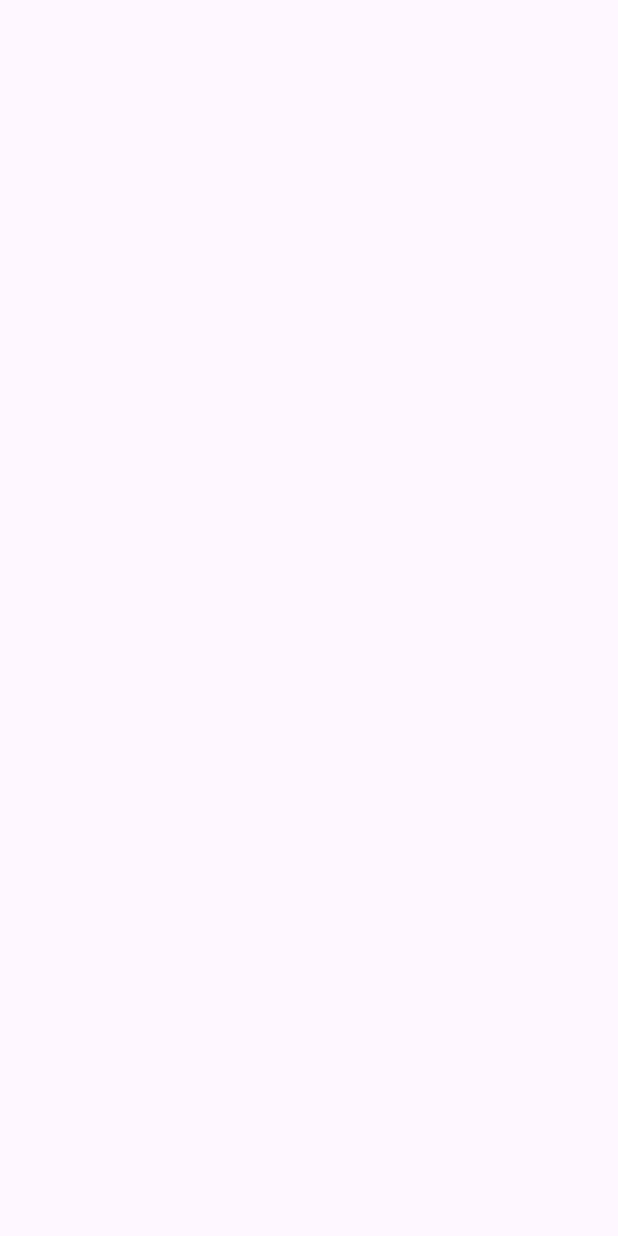
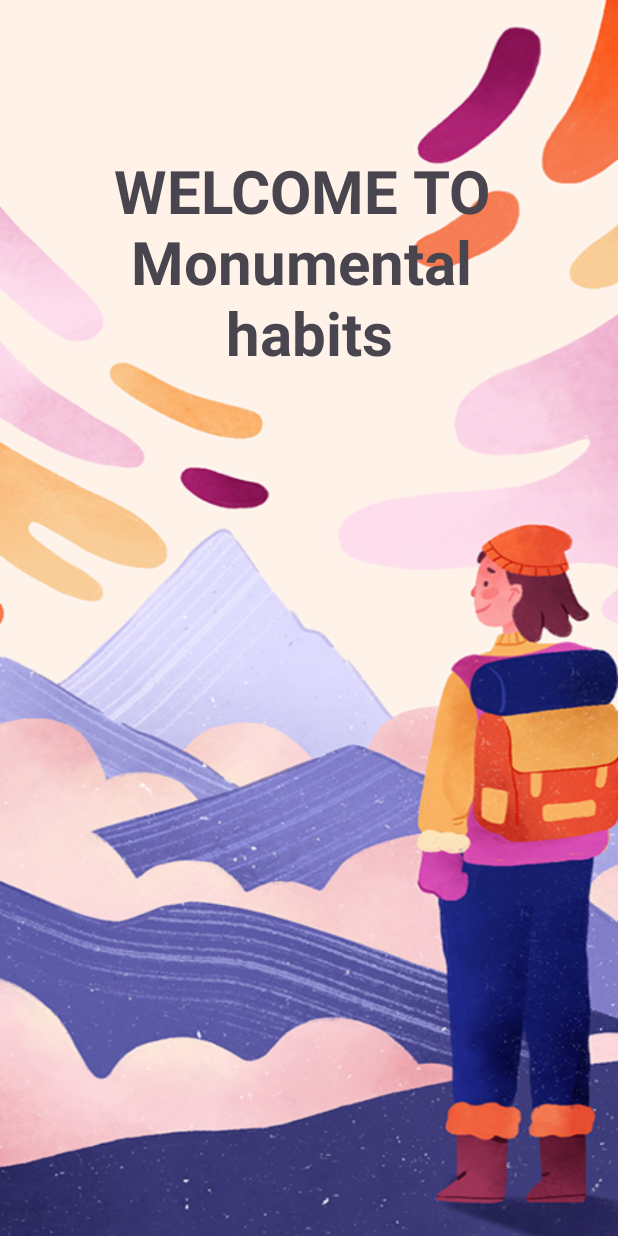
Before and after one commit to sashiqurzamman/Pixel-True---Habit-Builder, an Android app: the screen it shows after launch (MainActivity), on a phone screen of 412 x 824 dp. Before the commit the screen is empty. Run offline under Robolectric (Android 15) with nearby library versions, the phone set to English and light mode, and no system bars.

Commit message:
first page done

```diff
--- a/app/src/main/res/layout/activity_main.xml
+++ b/app/src/main/res/layout/activity_main.xml
@@ -5,4 +5,20 @@
     android:id="@+id/main"
     android:layout_width="match_parent"
     android:layout_height="match_parent"
-    tools:context=".MainActivity"/>
+    tools:context=".MainActivity"
+
+    android:background="@drawable/main_bg">
+
+    <TextView
+        android:id="@+id/textView2"
+        android:layout_width="wrap_content"
+        android:layout_height="wrap_content"
+        android:layout_marginTop="100dp"
+        android:text="WELCOME TO \nMonumental \nhabits"
+        android:textAlignment="center"
+        android:textSize="40dp"
+        android:textStyle="bold"
+        app:layout_constraintEnd_toEndOf="parent"
+        app:layout_constraintStart_toStartOf="parent"
+        app:layout_constraintTop_toTopOf="parent" />
+</androidx.constraintlayout.widget.ConstraintLayout>
```
Also changed, not shown: app/src/main/AndroidManifest.xml (+12 -0 lines), app/src/main/java/com/example/myapplication/IntroductionPageFive.kt (added, +20 -0 lines), app/src/main/java/com/example/myapplication/IntroductionPageFour.kt (added, +20 -0 lines), app/src/main/java/com/example/myapplication/IntroductionPageThree.kt (added, +20 -0 lines), app/src/main/java/com/example/myapplication/IntroductionPageTwo.kt (added, +20 -0 lines), app/src/main/res/layout/activity_introduction_page_five.xml (added, +10 -0 lines), app/src/main/res/layout/activity_introduction_page_four.xml (added, +10 -0 lines), app/src/main/res/layout/activity_introduction_page_three.xml (added, +10 -0 lines), app/src/main/res/layout/activity_introduction_page_two.xml (added, +46 -0 lines), app/src/main/res/drawable/intro_img_one.png.
